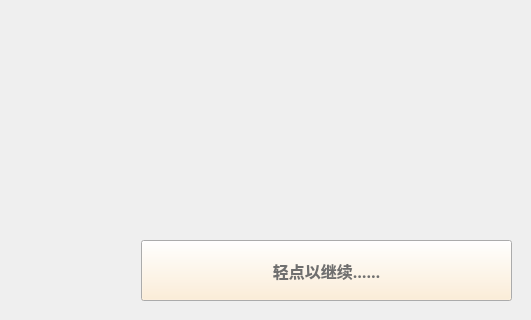
Before: the Qt Designer form animation_level.ui in crystalsugarhawthorn/geometry-game, drawn with Qt 5; both pictures show x 549 to 1080 and y 280 to 600 of the 1080 by 600 pixel window.
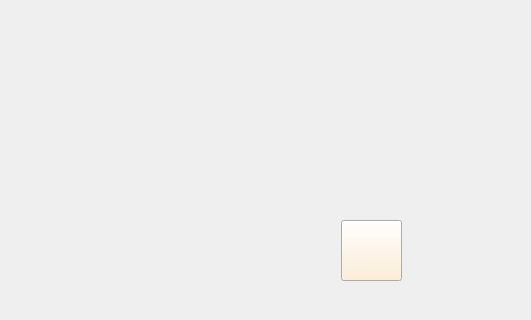
After: the same form once the commit is applied. Icons and pictures are not drawn.

```diff
--- a/animation_level.ui
+++ b/animation_level.ui
@@ -24,10 +24,10 @@
   <widget class="QLabel" name="label">
    <property name="geometry">
     <rect>
-     <x>240</x>
-     <y>125</y>
-     <width>600</width>
-     <height>250</height>
+     <x>230</x>
+     <y>110</y>
+     <width>621</width>
+     <height>321</height>
     </rect>
    </property>
    <property name="font">
@@ -41,6 +41,9 @@
    <property name="cursor">
     <cursorShape>OpenHandCursor</cursorShape>
    </property>
+   <property name="styleSheet">
+    <string notr="true">border-image: url(:/img/animation3.png);</string>
+   </property>
    <property name="text">
     <string/>
    </property>
@@ -54,9 +57,9 @@
   <widget class="QPushButton" name="pushButton">
    <property name="geometry">
     <rect>
-     <x>690</x>
-     <y>520</y>
-     <width>371</width>
+     <x>890</x>
+     <y>500</y>
+     <width>61</width>
      <height>61</height>
     </rect>
    </property>
@@ -125,8 +128,11 @@
    <property name="cursor">
     <cursorShape>OpenHandCursor</cursorShape>
    </property>
+   <property name="styleSheet">
+    <string notr="true">border-image: url(:/img/button_right.png);</string>
+   </property>
    <property name="text">
-    <string>轻点以继续……</string>
+    <string/>
    </property>
    <property name="checkable">
     <bool>false</bool>
```
